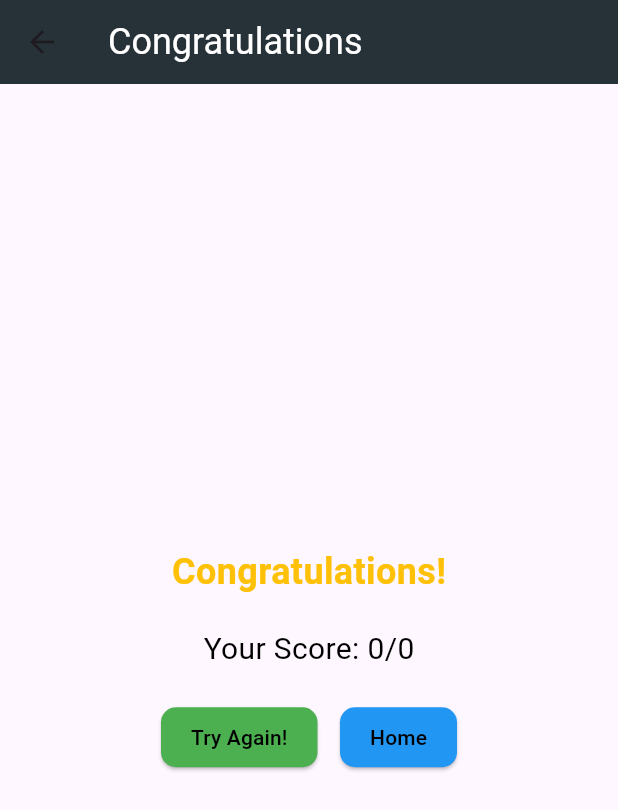
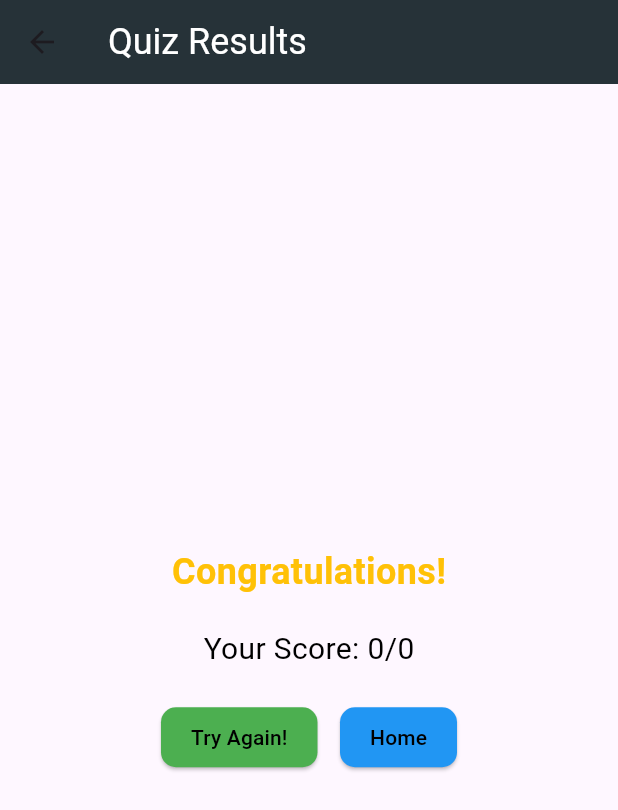
Before and after one commit to kanam23/MobileAppProject, a Flutter app: the CongratulationsScreen screen opened directly with empty values, on a phone screen of 412 x 824 dp. Shown: the top 810 px of the screen. Run offline on Flutter 3.47's test engine with Material 3 defaults, Android fonts, the phone set to English and light mode, and no system bars; our stand-ins replace sqflite; accounts and stored records are empty.

Commit message:
changed congratulations screen

```diff
--- a/lib/congratulations.dart
+++ b/lib/congratulations.dart
@@ -16,7 +16,7 @@ class CongratulationsScreen extends StatelessWidget {
     return Scaffold(
       appBar: AppBar(
         title: const Text(
-          'Congratulations',
+          'Quiz Results',
           style: TextStyle(color: Colors.white, fontSize: 24),
         ),
         backgroundColor: Colors.blueGrey[900],
```
